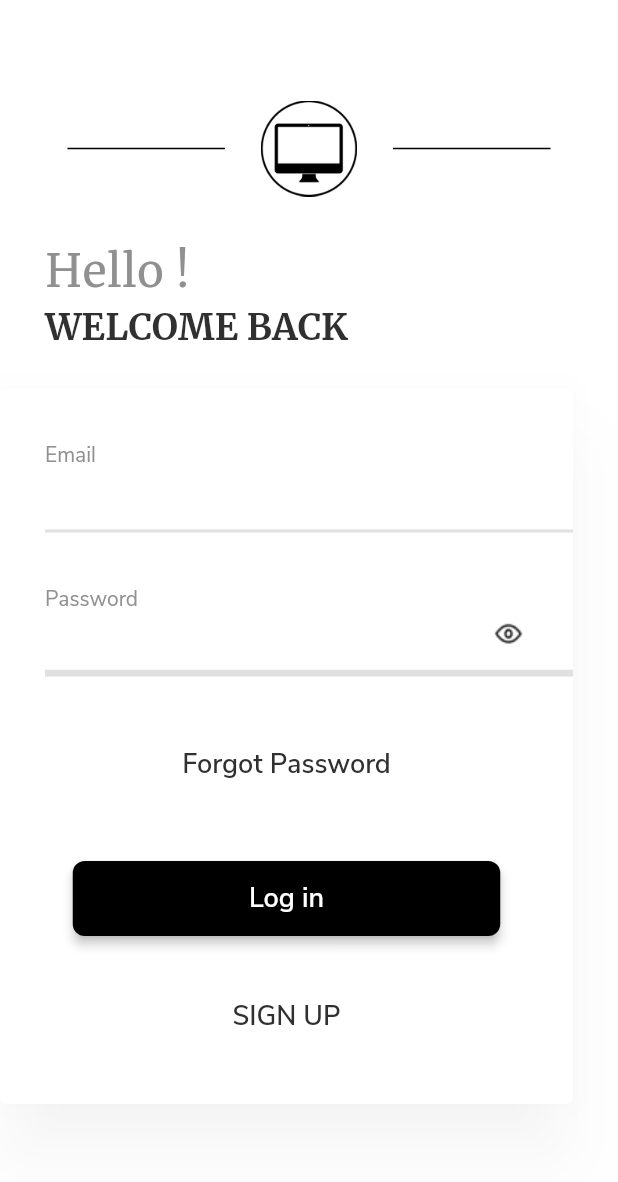
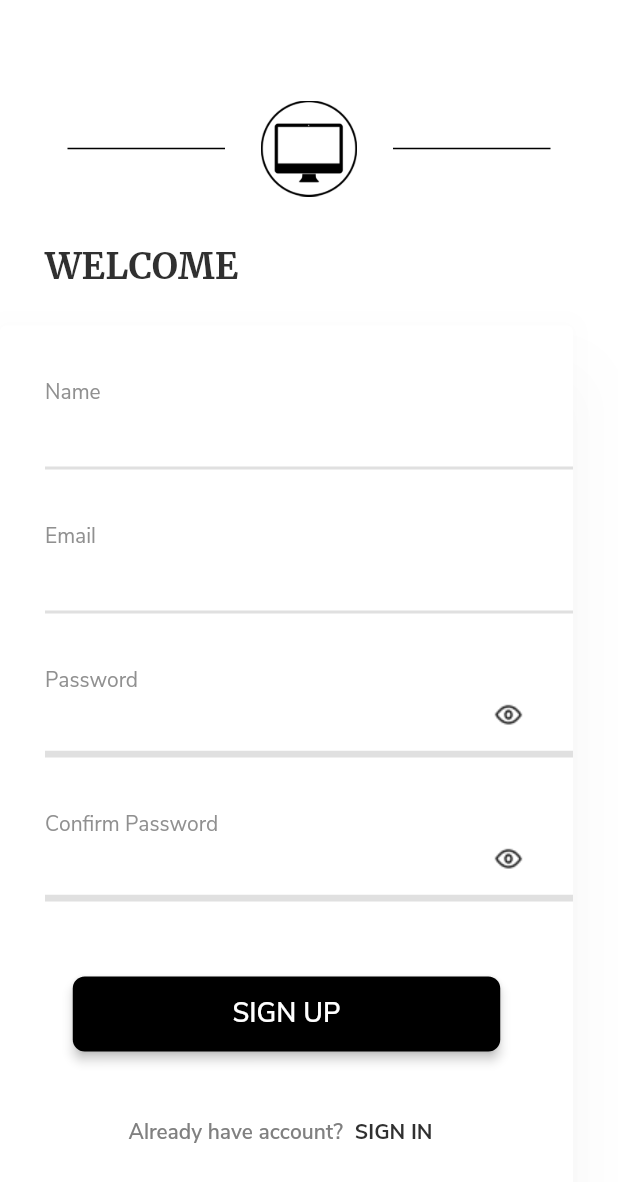
Before and after one commit to aktivgo-cstore/android_app, a Flutter app: the screen it shows after launch, on a phone screen of 412 x 824 dp. Shown: the top 1182 px of the screen. Run offline on Flutter 3.47's test engine with Material 2 defaults, Android fonts, the light colour scheme and no system bars.

Commit message:
add signup_page

```diff
--- a/lib/configuration/text_constants.dart
+++ b/lib/configuration/text_constants.dart
@@ -11,4 +11,10 @@ class TextConstants {
   static const login = 'Log in';
   static const forgotPassword = 'Forgot Password';
   static const signUp = 'SIGN UP';
+
+  static const welcome = 'WELCOME';
+  static const name = 'Name';
+  static const confirmPassword = 'Confirm Password';
+  static const alreadyHaveAccount = 'Already have account?';
+  static const signIn = 'SIGN IN';
 }
--- a/lib/configuration/text_styles.dart
+++ b/lib/configuration/text_styles.dart
@@ -57,4 +57,18 @@ class TextStyles {
     fontFamily: 'NunitoSans',
     fontWeight: FontWeight.w600,
   );
+
+  static TextStyle alreadyHaveAnAccauntTextStyle = const TextStyle(
+    color: AppColors.homePageOnboardingTextColor,
+    fontSize: 14,
+    fontFamily: 'NunitoSans',
+    fontWeight: FontWeight.w600,
+  );
+
+  static TextStyle signInTextStyle = const TextStyle(
+    color: AppColors.welcomeBackColor,
+    fontSize: 14,
+    fontFamily: 'NunitoSans',
+    fontWeight: FontWeight.w700,
+  );
 }
--- a/lib/internal/application.dart
+++ b/lib/internal/application.dart
@@ -2,6 +2,7 @@ import 'package:flutter/material.dart';
 
 import '../presentation/home.dart';
 import '../presentation/login.dart';
+import '../presentation/signup.dart';
 
 class Application extends StatelessWidget {
   const Application({Key? key}) : super(key: key);
@@ -13,7 +14,7 @@ class Application extends StatelessWidget {
       theme: ThemeData(
         primarySwatch: Colors.blue,
       ),
-      home: const LogIn(),
+      home: const SignUp(),
     );
   }
 }
--- /dev/null
+++ b/lib/presentation/form_field.dart
@@ -0,0 +1,102 @@
+import 'package:flutter/material.dart';
+
+import '../configuration/assets.dart';
+import '../configuration/colors.dart';
+import '../configuration/text_styles.dart';
+
+class RegistrationFormField extends StatelessWidget {
+  String _label;
+  IconButton? _button;
+
+  RegistrationFormField({Key? key, required String label, IconButton? button})
+      : _label = label,
+        _button = button,
+        super(key: key);
+
+  @override
+  Widget build(BuildContext context) {
+    if (_button == null) {
+      return Column(
+        crossAxisAlignment: CrossAxisAlignment.start,
+        children: [
+          Padding(
+            padding: const EdgeInsets.only(left: 30),
+            child: Text(
+              _label,
+              style: TextStyles.formFieldTextStyle,
+            ),
+          ),
+          Container(
+            padding: const EdgeInsets.only(left: 30),
+            height: 42,
+            child: Stack(
+              children: const [
+                TextField(
+                  cursorColor: AppColors.cursorColor,
+                  keyboardType: TextInputType.visiblePassword,
+                  decoration: InputDecoration(
+                    enabledBorder: UnderlineInputBorder(
+                      borderSide: BorderSide(
+                        color: AppColors.textFieldLineColor,
+                        width: 2,
+                      ),
+                    ),
+                    focusedBorder: UnderlineInputBorder(
+                      borderSide: BorderSide(
+                        color: AppColors.textFieldLineColor,
+                        width: 2,
+                      ),
+                    ),
+                  ),
+                ),
+              ],
+            ),
+          ),
+        ],
+      );
+    }
+    return Column(
+      crossAxisAlignment: CrossAxisAlignment.start,
+      children: [
+        Padding(
+          padding: const EdgeInsets.only(left: 30),
+          child: Text(
+            _label,
+            style: TextStyles.formFieldTextStyle,
+          ),
+        ),
+        Container(
+          padding: const EdgeInsets.only(left: 30),
+          height: 42,
+          child: Stack(
+            children: [
+              const TextField(
+                cursorColor: AppColors.cursorColor,
+                keyboardType: TextInputType.visiblePassword,
+                decoration: InputDecoration(
+                  enabledBorder: UnderlineInputBorder(
+                    borderSide: BorderSide(
+                      color: AppColors.textFieldLineColor,
+                      width: 4.5,
+                    ),
+                  ),
+                  focusedBorder: UnderlineInputBorder(
+                    borderSide: BorderSide(
+                      color: AppColors.textFieldLineColor,
+                      width: 4.5,
+                    ),
+                  ),
+                ),
+              ),
+              Positioned(
+                right: 19,
+                bottom: 4,
+                child: _button!,
+              ),
+            ],
+          ),
+        ),
+      ],
+    );
+  }
+}
--- /dev/null
+++ b/lib/presentation/signup.dart
@@ -0,0 +1,41 @@
+import 'package:flutter/material.dart';
+
+import '../configuration/text_constants.dart';
+import '../configuration/text_styles.dart';
+import 'signup_form.dart';
+import 'top_stripe.dart';
+
+class SignUp extends StatelessWidget {
+  const SignUp({Key? key}) : super(key: key);
+
+  @override
+  Widget build(BuildContext context) {
+    return Scaffold(
+      resizeToAvoidBottomInset: false,
+      backgroundColor: Colors.white,
+      body: Column(
+        crossAxisAlignment: CrossAxisAlignment.start,
+        children: [
+          const SizedBox(
+            height: 67,
+          ),
+          const Center(child: TopStripe()),
+          Padding(
+            padding: const EdgeInsets.only(
+              top: 31,
+              left: 30,
+            ),
+            child: Text(
+              TextConstants.welcome,
+              style: TextStyles.welcomeBackTextStyle,
+            ),
+          ),
+          const SizedBox(
+            height: 25,
+          ),
+          const SignUpForm(),
+        ],
+      ),
+    );
+  }
+}
--- /dev/null
+++ b/lib/presentation/signup_form.dart
@@ -0,0 +1,113 @@
+import 'package:flutter/material.dart';
+
+import '../configuration/assets.dart';
+import '../configuration/colors.dart';
+import '../configuration/text_constants.dart';
+import '../configuration/text_styles.dart';
+import 'form_field.dart';
+
+class SignUpForm extends StatefulWidget {
+  const SignUpForm({Key? key}) : super(key: key);
+
+  @override
+  State<StatefulWidget> createState() {
+    return _SignUpFormState();
+  }
+}
+
+class _SignUpFormState extends State<SignUpForm> {
+  @override
+  Widget build(BuildContext context) {
+    return SizedBox(
+      height: 587,
+      child: Card(
+        margin: const EdgeInsets.only(right: 30),
+        elevation: 20,
+        shadowColor: Colors.white30,
+        child: Column(
+          crossAxisAlignment: CrossAxisAlignment.start,
+          children: [
+            const SizedBox(
+              height: 35,
+            ),
+            RegistrationFormField(
+              label: TextConstants.name,
+            ),
+            const SizedBox(
+              height: 35,
+            ),
+            RegistrationFormField(
+              label: TextConstants.email,
+            ),
+            const SizedBox(
+              height: 35,
+            ),
+            RegistrationFormField(
+              label: TextConstants.password,
+              button: IconButton(
+                onPressed: () {},
+                icon: Assets.eyeImage,
+              ),
+            ),
+            const SizedBox(
+              height: 35,
+            ),
+            RegistrationFormField(
+              label: TextConstants.confirmPassword,
+              button: IconButton(
+                onPressed: () {},
+                icon: Assets.eyeImage,
+              ),
+            ),
+            const SizedBox(
+              height: 50,
+            ),
+            Align(
+              child: SizedBox(
+                height: 50,
+                width: 285,
+                child: ElevatedButton(
+                  style: ElevatedButton.styleFrom(
+                    primary: Colors.black,
+                    elevation: 3,
+                    shape: RoundedRectangleBorder(
+                      borderRadius: BorderRadius.circular(8),
+                    ),
+                  ),
+                  onPressed: () {},
+                  child: Text(
+                    TextConstants.signUp,
+                    style: TextStyles.elevatedButtonForFormTextStyle,
+                  ),
+                ),
+              ),
+            ),
+            const SizedBox(
+              height: 30,
+            ),
+            Row(
+              mainAxisAlignment: MainAxisAlignment.center,
+              children: [
+                Text(
+                  TextConstants.alreadyHaveAccount,
+                  style: TextStyles.alreadyHaveAnAccauntTextStyle,
+                ),
+                TextButton(
+                  style: ButtonStyle(
+                    overlayColor:
+                        MaterialStateProperty.all(AppColors.tapButtonColor),
+                  ),
+                  onPressed: () {},
+                  child: Text(
+                    TextConstants.signIn,
+                    style: TextStyles.signInTextStyle,
+                  ),
+                ),
+              ],
+            )
+          ],
+        ),
+      ),
+    );
+  }
+}
--- a/pubspec.yaml
+++ b/pubspec.yaml
@@ -37,6 +37,8 @@ flutter:
           weight: 400
         - asset: assets/fonts/NunitoSans-SemiBold.ttf
           weight: 600
+        - asset: assets/fonts/NunitoSans-Bold.ttf
+          weight: 700
     - family: Merriweather
       fonts:
         - asset: assets/fonts/Merriweather-Regular.ttf
```
Also changed, not shown: assets/fonts/NunitoSans-Bold.ttf (added).
